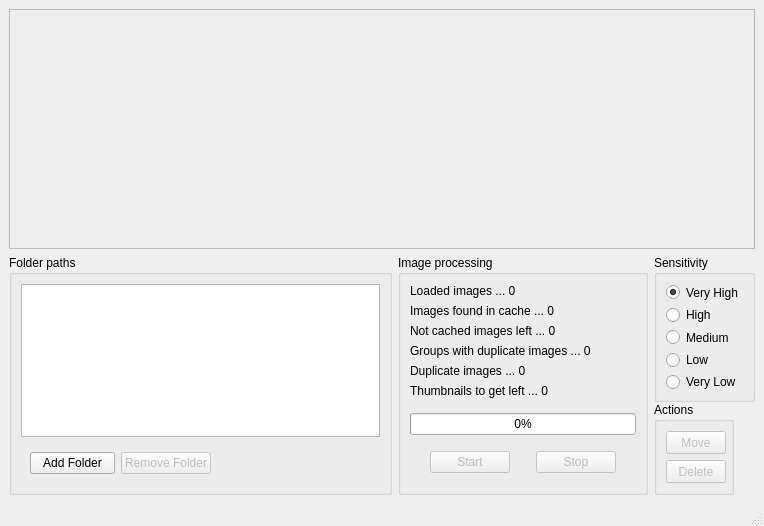
Above: doppelganger/gui.ui from max-dw-i/myfyrio before the change. Below: the same form after it.
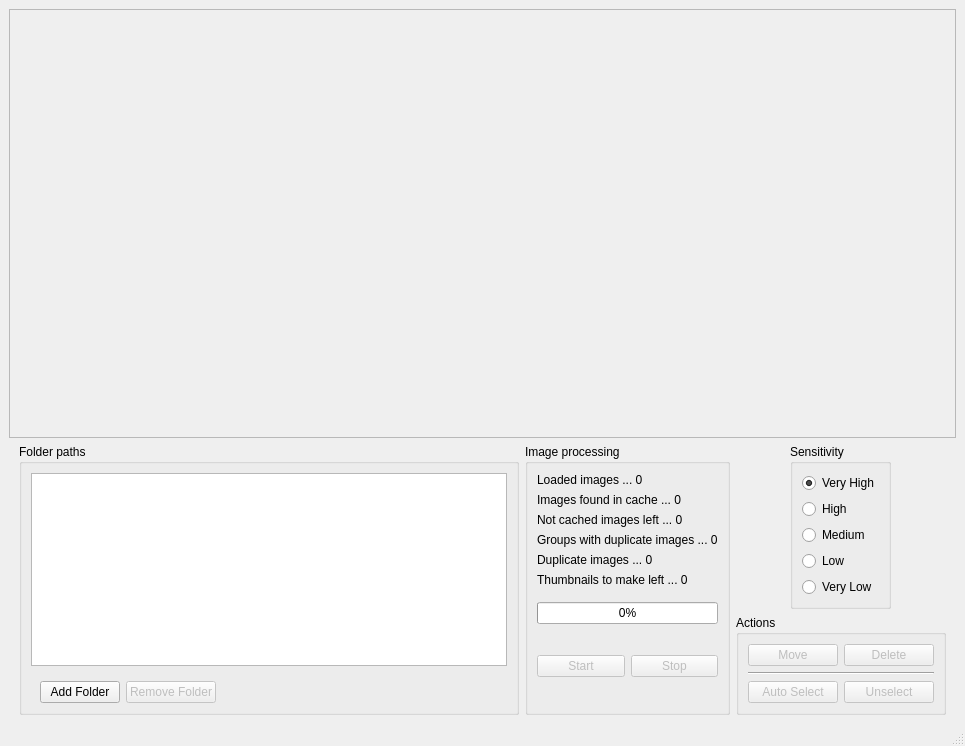
That is the form after the change. Icons and pictures are not drawn.

```diff
--- a/doppelganger/gui.ui
+++ b/doppelganger/gui.ui
@@ -6,8 +6,8 @@
    <rect>
     <x>0</x>
     <y>0</y>
-    <width>764</width>
-    <height>526</height>
+    <width>965</width>
+    <height>746</height>
    </rect>
   </property>
   <property name="sizePolicy">
@@ -18,8 +18,8 @@
   </property>
   <property name="minimumSize">
    <size>
-    <width>640</width>
-    <height>480</height>
+    <width>0</width>
+    <height>0</height>
    </size>
   </property>
   <property name="windowTitle">
@@ -51,6 +51,12 @@
     </property>
     <item>
      <widget class="QScrollArea" name="scrollArea">
+      <property name="minimumSize">
+       <size>
+        <width>0</width>
+        <height>400</height>
+       </size>
+      </property>
       <property name="widgetResizable">
        <bool>true</bool>
       </property>
@@ -62,8 +68,8 @@
         <rect>
          <x>0</x>
          <y>0</y>
-         <width>744</width>
-         <height>216</height>
+         <width>945</width>
+         <height>398</height>
         </rect>
        </property>
        <layout class="QVBoxLayout" name="scrollAreaLayout">
@@ -86,7 +92,7 @@
       </widget>
      </widget>
     </item>
-    <item>
+    <item alignment="Qt::AlignHCenter">
      <widget class="QWidget" name="widget_3" native="true">
       <property name="sizePolicy">
        <sizepolicy hsizetype="Preferred" vsizetype="Fixed">
@@ -103,10 +109,13 @@
       <property name="maximumSize">
        <size>
         <width>16777215</width>
-        <height>240</height>
+        <height>16777215</height>
        </size>
       </property>
       <layout class="QHBoxLayout" name="horizontalLayout_3">
+       <property name="spacing">
+        <number>6</number>
+       </property>
        <property name="leftMargin">
         <number>0</number>
        </property>
@@ -132,7 +141,7 @@
          </property>
          <property name="minimumSize">
           <size>
-           <width>0</width>
+           <width>500</width>
            <height>0</height>
           </size>
          </property>
@@ -160,6 +169,12 @@
               <verstretch>0</verstretch>
              </sizepolicy>
             </property>
+            <property name="minimumSize">
+             <size>
+              <width>0</width>
+              <height>0</height>
+             </size>
+            </property>
             <property name="toolTip">
              <string>List of folders to work on</string>
             </property>
@@ -171,6 +186,12 @@
           <item alignment="Qt::AlignLeft">
            <widget class="QWidget" name="widget" native="true">
             <layout class="QHBoxLayout" name="horizontalLayout_2">
+             <property name="topMargin">
+              <number>9</number>
+             </property>
+             <property name="bottomMargin">
+              <number>0</number>
+             </property>
              <item>
               <widget class="QPushButton" name="addFolderBtn">
                <property name="sizePolicy">
@@ -181,7 +202,7 @@
                </property>
                <property name="minimumSize">
                 <size>
-                 <width>85</width>
+                 <width>0</width>
                  <height>0</height>
                 </size>
                </property>
@@ -221,7 +242,7 @@
                </property>
                <property name="minimumSize">
                 <size>
-                 <width>85</width>
+                 <width>0</width>
                  <height>0</height>
                 </size>
                </property>
@@ -242,20 +263,20 @@
        <item>
         <widget class="QGroupBox" name="groupBox_2">
          <property name="sizePolicy">
-          <sizepolicy hsizetype="Expanding" vsizetype="Preferred">
+          <sizepolicy hsizetype="Fixed" vsizetype="Preferred">
            <horstretch>0</horstretch>
            <verstretch>0</verstretch>
           </sizepolicy>
          </property>
          <property name="minimumSize">
           <size>
-           <width>200</width>
+           <width>0</width>
            <height>0</height>
           </size>
          </property>
          <property name="maximumSize">
           <size>
-           <width>250</width>
+           <width>16777215</width>
            <height>16777215</height>
           </size>
          </property>
@@ -340,7 +361,7 @@
              <item>
               <widget class="QLabel" name="thumbnailsLabel">
                <property name="text">
-                <string>Thumbnails to get left ... 0</string>
+                <string>Thumbnails to make left ... 0</string>
                </property>
               </widget>
              </item>
@@ -359,6 +380,12 @@
           </item>
           <item>
            <widget class="QWidget" name="widget_2" native="true">
+            <property name="sizePolicy">
+             <sizepolicy hsizetype="Preferred" vsizetype="Preferred">
+              <horstretch>0</horstretch>
+              <verstretch>0</verstretch>
+             </sizepolicy>
+            </property>
             <layout class="QHBoxLayout" name="horizontalLayout">
              <property name="leftMargin">
               <number>0</number>
@@ -385,13 +412,13 @@
                </property>
                <property name="minimumSize">
                 <size>
-                 <width>60</width>
+                 <width>0</width>
                  <height>0</height>
                 </size>
                </property>
                <property name="maximumSize">
                 <size>
-                 <width>80</width>
+                 <width>16777215</width>
                  <height>16777215</height>
                 </size>
                </property>
@@ -416,13 +443,13 @@
                </property>
                <property name="minimumSize">
                 <size>
-                 <width>60</width>
+                 <width>0</width>
                  <height>0</height>
                 </size>
                </property>
                <property name="maximumSize">
                 <size>
-                 <width>80</width>
+                 <width>16777215</width>
                  <height>16777215</height>
                 </size>
                </property>
@@ -449,12 +476,9 @@
          </layout>
         </widget>
        </item>
-       <item alignment="Qt::AlignTop">
+       <item>
         <widget class="QWidget" name="widget_4" native="true">
-         <layout class="QVBoxLayout" name="verticalLayout_3">
-          <property name="spacing">
-           <number>0</number>
-          </property>
+         <layout class="QVBoxLayout" name="verticalLayout_2">
           <property name="leftMargin">
            <number>0</number>
           </property>
@@ -467,10 +491,10 @@
           <property name="bottomMargin">
            <number>0</number>
           </property>
-          <item>
+          <item alignment="Qt::AlignHCenter">
            <widget class="QGroupBox" name="groupBox_3">
             <property name="sizePolicy">
-             <sizepolicy hsizetype="Fixed" vsizetype="Fixed">
+             <sizepolicy hsizetype="Preferred" vsizetype="Preferred">
               <horstretch>0</horstretch>
               <verstretch>0</verstretch>
              </sizepolicy>
@@ -553,29 +577,50 @@
           <item>
            <widget class="QGroupBox" name="groupBox_4">
             <property name="sizePolicy">
-             <sizepolicy hsizetype="Fixed" vsizetype="Fixed">
+             <sizepolicy hsizetype="Fixed" vsizetype="Preferred">
               <horstretch>0</horstretch>
               <verstretch>0</verstretch>
              </sizepolicy>
             </property>
             <property name="minimumSize">
              <size>
-              <width>80</width>
+              <width>0</width>
               <height>0</height>
              </size>
             </property>
             <property name="maximumSize">
              <size>
-              <width>80</width>
+              <width>16777215</width>
               <height>16777215</height>
              </size>
             </property>
             <property name="title">
              <string>Actions</string>
             </property>
-            <layout class="QVBoxLayout" name="verticalLayout_2">
+            <layout class="QVBoxLayout" name="verticalLayout_3">
              <property name="leftMargin">
               <number>9</number>
+             </property>
+             <property name="topMargin">
+              <number>9</number>
+             </property>
+             <property name="rightMargin">
+              <number>9</number>
+             </property>
+             <item>
+              <widget class="QWidget" name="widget_6" native="true">
+               <layout class="QHBoxLayout" name="horizontalLayout_4">
+                <property name="leftMargin">
+                 <number>0</number>
+                </property>
+                <property name="topMargin">
+                 <number>0</number>
+                </property>
+                <property name="rightMargin">
+                 <number>0</number>
+                </property>
+                <property name="bottomMargin">
+                 <number>0</number>
              </property>
              <item>
               <widget class="QPushButton" name="moveBtn">
@@ -583,21 +628,21 @@
                 <bool>false</bool>
                </property>
                <property name="sizePolicy">
-                <sizepolicy hsizetype="Fixed" vsizetype="Fixed">
+                   <sizepolicy hsizetype="Minimum" vsizetype="Fixed">
                  <horstretch>0</horstretch>
                  <verstretch>0</verstretch>
                 </sizepolicy>
                </property>
                <property name="minimumSize">
                 <size>
-                 <width>60</width>
-                 <height>23</height>
+                    <width>90</width>
+                    <height>0</height>
                 </size>
                </property>
                <property name="maximumSize">
                 <size>
-                 <width>60</width>
-                 <height>23</height>
+                    <width>16777215</width>
+                    <height>16777215</height>
                 </size>
                </property>
                <property name="toolTip">
@@ -614,21 +659,21 @@
                 <bool>false</bool>
                </property>
                <property name="sizePolicy">
-                <sizepolicy hsizetype="Fixed" vsizetype="Fixed">
+                   <sizepolicy hsizetype="Minimum" vsizetype="Fixed">
                  <horstretch>0</horstretch>
                  <verstretch>0</verstretch>
                 </sizepolicy>
                </property>
                <property name="minimumSize">
                 <size>
-                 <width>60</width>
-                 <height>23</height>
+                    <width>90</width>
+                    <height>0</height>
                 </size>
                </property>
                <property name="maximumSize">
                 <size>
-                 <width>60</width>
-                 <height>23</height>
+                    <width>16777215</width>
+                    <height>16777215</height>
                 </size>
                </property>
                <property name="toolTip">
@@ -645,6 +690,72 @@
             </layout>
            </widget>
           </item>
+             <item>
+              <widget class="Line" name="line">
+               <property name="orientation">
+                <enum>Qt::Horizontal</enum>
+               </property>
+              </widget>
+             </item>
+             <item>
+              <widget class="QWidget" name="widget_7" native="true">
+               <layout class="QHBoxLayout" name="horizontalLayout_5">
+                <property name="leftMargin">
+                 <number>0</number>
+                </property>
+                <property name="topMargin">
+                 <number>0</number>
+                </property>
+                <property name="rightMargin">
+                 <number>0</number>
+                </property>
+                <property name="bottomMargin">
+                 <number>0</number>
+                </property>
+                <item>
+                 <widget class="QPushButton" name="autoSelectBtn">
+                  <property name="enabled">
+                   <bool>false</bool>
+                  </property>
+                  <property name="sizePolicy">
+                   <sizepolicy hsizetype="Minimum" vsizetype="Fixed">
+                    <horstretch>0</horstretch>
+                    <verstretch>0</verstretch>
+                   </sizepolicy>
+                  </property>
+                  <property name="minimumSize">
+                   <size>
+                    <width>90</width>
+                    <height>0</height>
+                   </size>
+                  </property>
+                  <property name="text">
+                   <string>Auto Select</string>
+                  </property>
+                 </widget>
+                </item>
+                <item>
+                 <widget class="QPushButton" name="unselectBtn">
+                  <property name="enabled">
+                   <bool>false</bool>
+                  </property>
+                  <property name="minimumSize">
+                   <size>
+                    <width>90</width>
+                    <height>0</height>
+                   </size>
+                  </property>
+                  <property name="text">
+                   <string>Unselect</string>
+                  </property>
+                 </widget>
+                </item>
+               </layout>
+              </widget>
+             </item>
+            </layout>
+           </widget>
+          </item>
          </layout>
         </widget>
        </item>
```
Left out of the diff: 2 changed lines with no effect on the pictures. Lines whose indentation alone changed are shown as unchanged.
